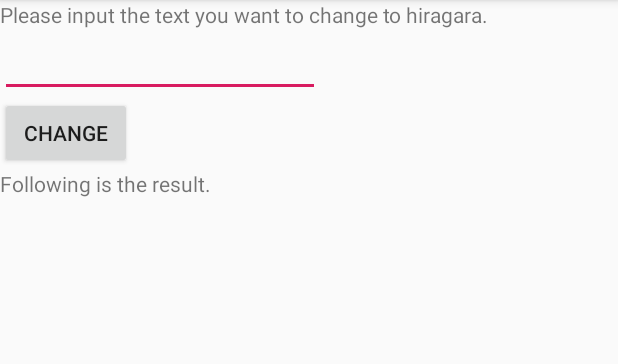
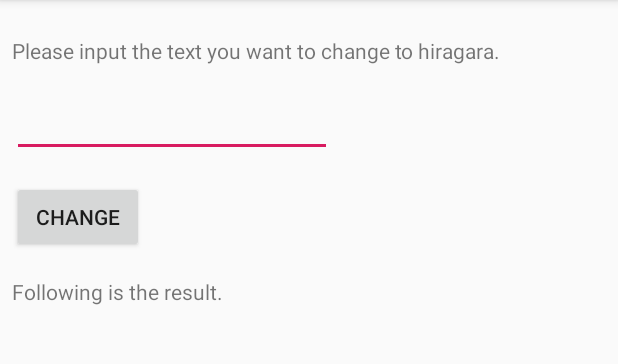
Before and after one commit to Yuxiang-Liu/HiragaraChangingTest, an Android app: the screen it shows after launch (MainActivity), on a phone screen of 412 x 824 dp, the part 84-448 px from its top. Run offline under Robolectric (Android 15) with nearby library versions, the phone set to English and light mode, and no system bars.

```diff
--- a/app/src/main/res/layout/activity_main.xml
+++ b/app/src/main/res/layout/activity_main.xml
@@ -10,44 +10,50 @@
         android:id="@+id/outputBox"
         android:layout_width="wrap_content"
         android:layout_height="wrap_content"
+        android:layout_marginLeft="16dp"
+        android:layout_marginTop="8dp"
         android:text="@string/default_output"
         app:layout_constraintLeft_toLeftOf="parent"
-        app:layout_constraintTop_toBottomOf="@id/outputGuideLabel"
-        app:layout_constraintVertical_bias="0.29000002" />
+        app:layout_constraintTop_toBottomOf="@id/outputGuideLabel" />
 
     <EditText
         android:id="@+id/inputBox"
         android:layout_width="wrap_content"
         android:layout_height="45dp"
+        android:layout_marginLeft="8dp"
+        android:layout_marginTop="16dp"
         android:ems="10"
         android:inputType="textPersonName"
         android:text="@string/default_input"
-        app:layout_constraintTop_toBottomOf="@id/inputGuideLabel"
         app:layout_constraintLeft_toLeftOf="parent"
-        tools:layout_editor_absoluteX="59dp" />
+        app:layout_constraintTop_toBottomOf="@id/inputGuideLabel" />
 
     <Button
         android:id="@+id/ChangeButton"
         android:layout_width="wrap_content"
         android:layout_height="wrap_content"
+        android:layout_marginLeft="8dp"
+        android:layout_marginTop="16dp"
         android:text="@string/start_change"
-        app:layout_constraintTop_toBottomOf="@id/inputBox"
         app:layout_constraintLeft_toLeftOf="parent"
-        tools:layout_editor_absoluteX="167dp"
-        tools:layout_editor_absoluteY="273dp" />
+        app:layout_constraintTop_toBottomOf="@id/inputBox" />
 
     <TextView
         android:id="@+id/inputGuideLabel"
         android:layout_width="wrap_content"
         android:layout_height="wrap_content"
+        android:layout_marginStart="8dp"
+        android:layout_marginTop="24dp"
         android:text="@string/input_guideline"
         app:layout_constraintStart_toStartOf="parent"
         app:layout_constraintTop_toTopOf="parent" />
 
     <TextView
         android:id="@+id/outputGuideLabel"
-        android:layout_width="wrap_content"
+        android:layout_width="0dp"
         android:layout_height="wrap_content"
+        android:layout_marginLeft="8dp"
+        android:layout_marginTop="16dp"
         android:text="@string/output_guideline"
         app:layout_constraintLeft_toLeftOf="parent"
         app:layout_constraintTop_toBottomOf="@id/ChangeButton" />
```
Also changed, not shown: 1 other file.
